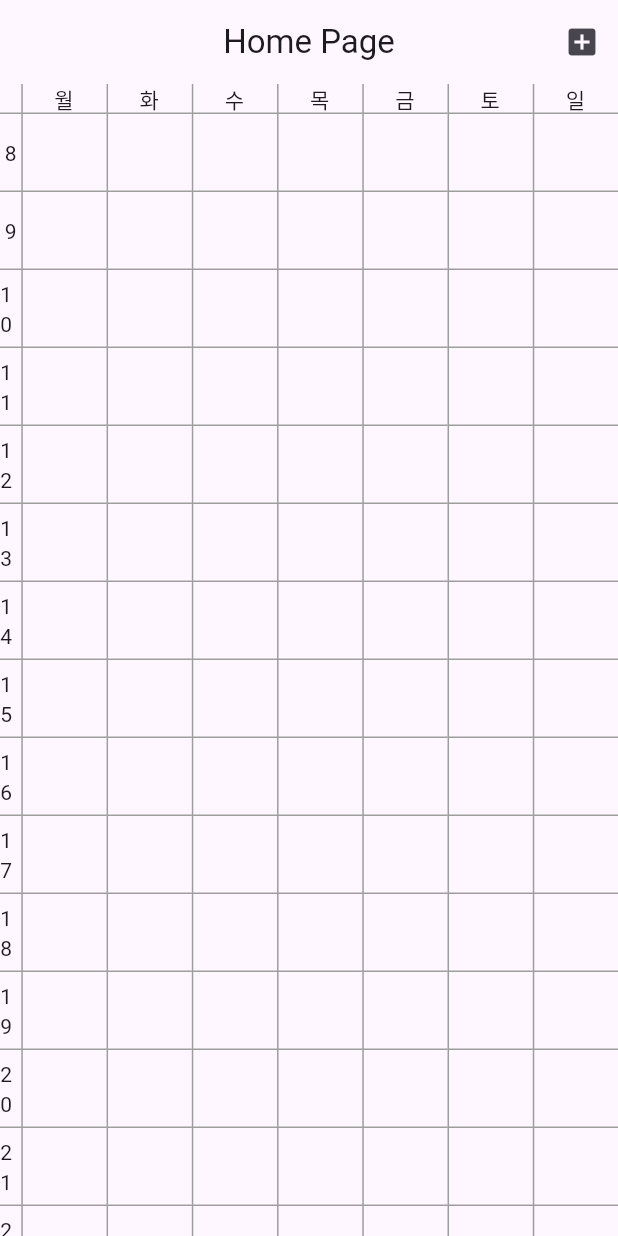
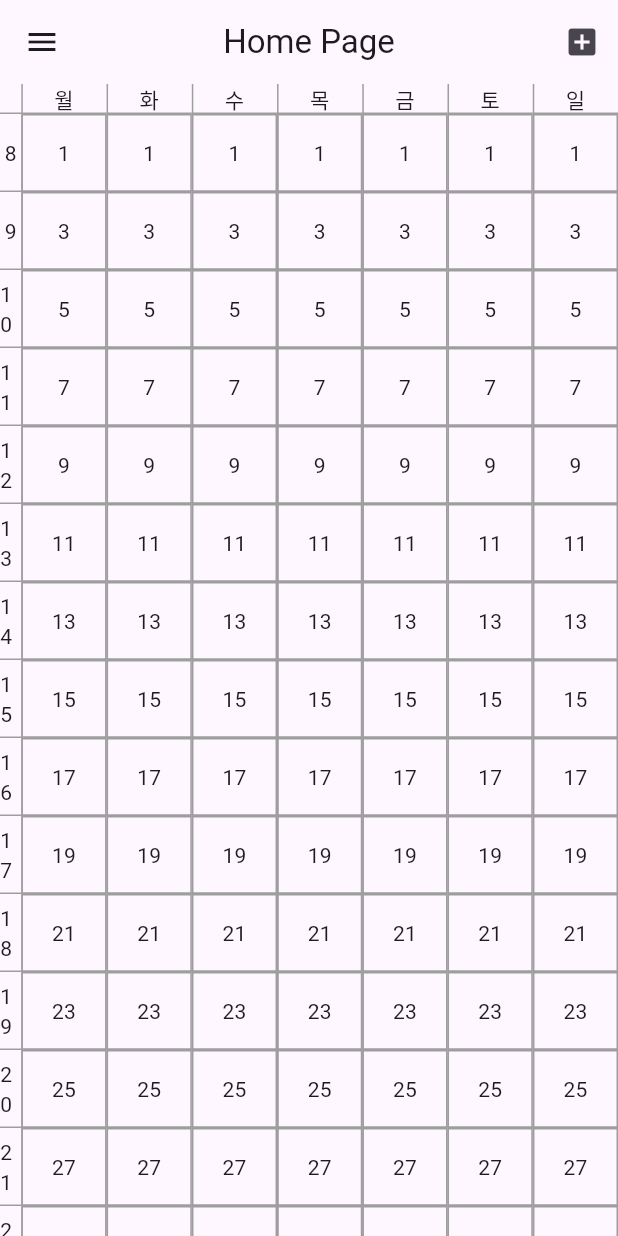
Before and after one commit to CapstoneTeamJBNU/Pros, a Flutter app: the screen it shows after launch, after a tap on "로그인", on a phone screen of 412 x 824 dp. Run offline on Flutter 3.47's test engine with Material 3 defaults, Android fonts, the light colour scheme and no system bars; our stand-ins replace firebase_auth, firebase_core, logger; accounts and stored records are empty; network calls fail.

Commit message:
사이드 메뉴 구성

```diff
--- a/flutter/flutter_application_1/lib/home_page.dart
+++ b/flutter/flutter_application_1/lib/home_page.dart
@@ -19,11 +19,12 @@ class HomePageState extends State{
   Widget build(BuildContext context) {
     return Scaffold(
         appBar: AppBar(
-          automaticallyImplyLeading : false,
+          // automaticallyImplyLeading = false : 뒤로가기 버튼을 없애기, true : 뒤로가기 버튼을 보이기
+          // automaticallyImplyLeading : false,
           title: const Text('Home Page'),
           centerTitle: true,
           elevation: 0.0,
-          actions: [
+          actions: <Widget>[
             IconButton(
               icon: Icon(Icons.add_box),
               onPressed: () {
@@ -42,6 +43,76 @@ class HomePageState extends State{
             );
         },
       ),
+      drawer: Drawer(
+          child: ListView(
+          padding: EdgeInsets.zero,
+          children: <Widget>[
+            // 프로젝트에 assets 폴더 생성 후 이미지 2개 넣기
+            // pubspec.yaml 파일에 assets 주석에 이미지 추가하기
+            UserAccountsDrawerHeader(
+              // currentAccountPicture: CircleAvatar(
+              //   // 현재 계정 이미지 set
+              //   backgroundImage: AssetImage('assets/profile.png'),
+              //   backgroundColor: Colors.white,
+              // ),
+              // otherAccountsPictures: <Widget>[
+                // 다른 계정 이미지[] set
+                // CircleAvatar(
+                //   backgroundColor: Colors.white,
+                //   backgroundImage: AssetImage('assets/profile2.png'),
+                // ),
+                // CircleAvatar(
+                //   backgroundColor: Colors.white,
+                //   backgroundImage: AssetImage('assets/profile2.png'),
+                // )
+              // ],
+              accountName: Text('GANGPRO'),
+              accountEmail: Text('gangpro@email.com'),
+              onDetailsPressed: () {
+                print('arrow is clicked');
+              },
+              decoration: BoxDecoration(
+                  color: Colors.red[200],
+                  borderRadius: BorderRadius.only(
+                      bottomLeft: Radius.circular(40.0),
+                      bottomRight: Radius.circular(40.0))),
+            ),
+            ListTile(
+              leading: Icon(
+                Icons.home,
+                color: Colors.grey[850],
+              ),
+              title: Text('Home'),
+              onTap: () {
+                print('Home is clicked');
+              },
+              trailing: Icon(Icons.add),
+            ),
+            ListTile(
+              leading: Icon(
+                Icons.settings,
+                color: Colors.grey[850],
+              ),
+              title: Text('Setting'),
+              onTap: () {
+                print('Setting is clicked');
+              },
+              trailing: Icon(Icons.add),
+            ),
+            ListTile(
+              leading: Icon(
+                Icons.question_answer,
+                color: Colors.grey[850],
+              ),
+              title: Text('Q&A'),
+              onTap: () {
+                print('Q&A is clicked');
+              },
+              trailing: Icon(Icons.add),
+            ),
+          ],
+        ),
+        ),
       );
   }
 }
--- /dev/null
+++ b/flutter/flutter_application_1/lib/lecture.dart
@@ -0,0 +1,22 @@
+class Lecture {
+  final String title;
+  final String timeSlot; // '수 7-A'와 같은 형태의 문자열을 저장합니다.
+  final String teacher;
+  final String room;
+
+  Lecture(this.title, this.timeSlot, this.teacher, this.room);
+
+  @override
+  bool operator ==(Object other) {
+    if (identical(this, other)) return true;
+
+    return other is Lecture &&
+        other.title == title &&
+        other.timeSlot == timeSlot &&
+        other.teacher == teacher &&
+        other.room == room;
+  }
+
+  @override
+  int get hashCode => title.hashCode ^ timeSlot.hashCode;
+}
--- a/flutter/flutter_application_1/lib/shedule_table.dart
+++ b/flutter/flutter_application_1/lib/shedule_table.dart
@@ -1,5 +1,8 @@
 //틀 만들기
 import 'package:flutter/material.dart';
+import 'package:logger/web.dart';
+
+import 'lecture.dart';
 
 class ScheduleTable extends StatefulWidget{
   const ScheduleTable({super.key});
@@ -9,15 +12,18 @@ class ScheduleTable extends StatefulWidget{
 }
 
 class ScheduleTableState extends State{
-  var week = {
-    '월' : {},
-    '화' : {},
-    '수' : {},
-    '목' : {},
-    '금' : {},
-    '토' : {},
-    '일' : {}
-    };
+
+  final List<String> week = ['월', '화', '수', '목', '금', '토', '일'];
+
+  late List<Lecture> lectureList;
+
+  String targ = '';
+
+ScheduleTableState(){
+  lectureList = [];
+  lectureList.add(Lecture('소프트웨어공학캡스톤프로젝트', '수 7-A,수 7-B,수 8-A,수 8-B,수 9-A,수 9-B,수 10-A,수 10-B', '김순태', '전주:공과대학 5호관 507'));
+}
+
   var kColumnLength = 30;
   double kFirstColumnHeight = 20;
   double kBoxSize = 52;
@@ -80,6 +86,7 @@ class ScheduleTableState extends State{
 
 
 List<Widget> buildDayColumn(int index) {
+  int dayIdx = index;
   return [
     const VerticalDivider(
       color: Colors.grey,
@@ -94,7 +101,7 @@ List<Widget> buildDayColumn(int index) {
               SizedBox(
                 height: 20,
                 child: Text(
-                  week.keys.elementAt(index),
+                  week.elementAt(dayIdx),
                 ),
               ),
               ...List.generate(
@@ -106,9 +113,29 @@ List<Widget> buildDayColumn(int index) {
                       height: 0,
                     );
                   }
+                  targ = '${week.elementAt(dayIdx)} ${index ~/ 2}${index % 2 == 0 ? '-A' : '-B'}';
+                  // 인덱스 확인용 구문
+                  // Logger().d('targ : $targ');
+
                   return SizedBox(
                     height: kBoxSize,
-                    child: Container(),
+                    child: Container(
+                      decoration: BoxDecoration(
+                        border: Border.all(
+                          color: Colors.grey,
+                        ),
+                    ),
+                    child: Center(
+                      child: lectureList.contains(Lecture(
+                      '',
+                      targ,
+                      '',
+                      '',
+                      ))
+                      ? Text(lectureList.firstWhere((lecture) => lecture.timeSlot == targ).title)
+                      : Text(index.toString()),
+                    )
+                  ),
                   );
                 },
               ),
--- a/flutter/flutter_application_1/pubspec.yaml
+++ b/flutter/flutter_application_1/pubspec.yaml
@@ -38,6 +38,7 @@ dependencies:
   crypto: ^3.0.3
   firebase_core: ^2.30.1
   firebase_auth: ^4.19.4
+  logger: ^2.3.0
 
 dev_dependencies:
   flutter_test:
```
Also changed, not shown: flutter/flutter_application_1/lib/account.dart (added, +17 -0 lines), flutter/flutter_application_1/pubspec.lock, 3 other files.
